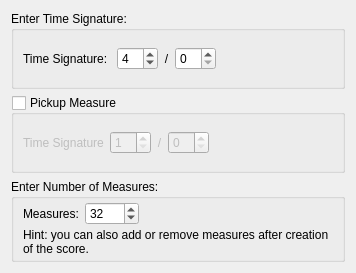
The window that mscore/mscore/timesigwizard.ui (musescore/musescore-old) describes before a commit, drawn with Qt 5.
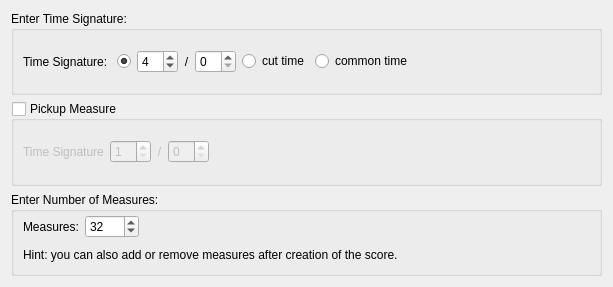
The same window after the commit. Custom widgets are drawn as their Qt base class.

What changed in the file:
```diff
--- a/mscore/mscore/timesigwizard.ui
+++ b/mscore/mscore/timesigwizard.ui
@@ -6,8 +6,8 @@
    <rect>
     <x>0</x>
     <y>0</y>
-    <width>356</width>
-    <height>261</height>
+    <width>613</width>
+    <height>287</height>
    </rect>
   </property>
   <property name="windowTitle">
@@ -36,6 +36,16 @@
         </property>
        </widget>
       </item>
+      <item>
+       <widget class="QRadioButton" name="tsFraction">
+        <property name="text">
+         <string notr="true"/>
+        </property>
+        <property name="checked">
+         <bool>true</bool>
+        </property>
+       </widget>
+      </item>
       <item>
        <widget class="QSpinBox" name="timesigZ">
         <property name="minimum">
@@ -72,6 +82,20 @@
         </property>
        </widget>
       </item>
+      <item>
+       <widget class="QRadioButton" name="tsCutTime">
+        <property name="text">
+         <string notr="true">cut time</string>
+        </property>
+       </widget>
+      </item>
+      <item>
+       <widget class="QRadioButton" name="tsCommonTime">
+        <property name="text">
+         <string notr="true">common time</string>
+        </property>
+       </widget>
+      </item>
       <item>
        <spacer>
         <property name="orientation">
```
